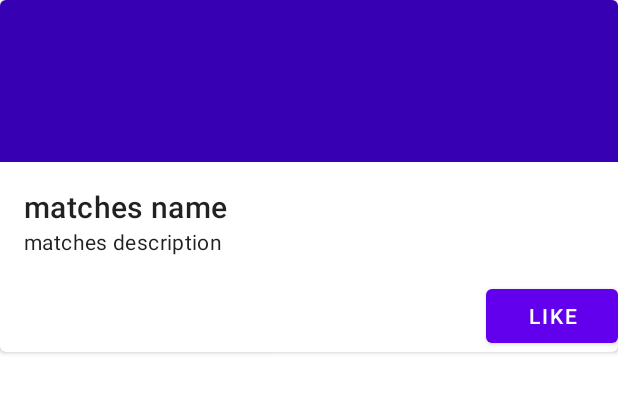
After one commit to nk9487/AD340-HelloWorld, an Android app: the layout matches_card.xml on its own in the app's theme, with its tools: preview values and no code run, on a phone screen of 412 x 824 dp. The commit adds this screen. Shown: the top 393 px of the screen. Run offline under Robolectric (Android 15) with nearby library versions, the phone set to English and light mode, and no system bars.

Commit message:
assignment 5 update 1

```diff
--- a/app/build.gradle
+++ b/app/build.gradle
@@ -35,6 +35,8 @@ android {
 dependencies {
     implementation 'androidx.appcompat:appcompat:1.4.1'
     implementation 'com.google.android.material:material:1.5.0'
+    implementation 'com.android.volley:volley:1.2.1'
+    implementation 'com.squareup.picasso:picasso:2.71828'
     implementation 'androidx.constraintlayout:constraintlayout:2.1.3'
     implementation platform('com.google.firebase:firebase-bom:29.3.1')
     implementation 'androidx.legacy:legacy-support-v4:1.0.0'
@@ -44,4 +46,5 @@ dependencies {
     androidTestImplementation 'androidx.test.espresso:espresso-core:3.4.0'
     androidTestImplementation 'androidx.test:runner:1.4.0'
     androidTestImplementation 'androidx.test:rules:1.4.0'
+
 }
--- a/app/src/main/java/com/example/helloworld/Welcome.java
+++ b/app/src/main/java/com/example/helloworld/Welcome.java
@@ -61,7 +61,7 @@ public class Welcome extends AppCompatActivity {
         FragmentManager fragmentManager = getSupportFragmentManager();
 
         fragmentManager.beginTransaction().replace(R.id.content, profileFragment).commit();
-        setTitle(getString(R.string.profile));
+        setTitle(R.string.profile);
     }
 
     private ActionBarDrawerToggle setupDrawerToggle() {
@@ -113,6 +113,10 @@ public class Welcome extends AppCompatActivity {
 
         }
 
+        FragmentManager fragmentManager = getSupportFragmentManager();
+        fragmentManager.beginTransaction().replace(R.id.content, fragment).commit();
+
+        menuItem.setChecked(true);
         // Set action bar title
         setTitle(menuItem.getTitle());
         // Close the navigation drawer
--- /dev/null
+++ b/app/src/main/res/layout/matches_card.xml
@@ -0,0 +1,52 @@
+<?xml version="1.0" encoding="utf-8"?>
+<com.google.android.material.card.MaterialCardView xmlns:android="http://schemas.android.com/apk/res/android"
+    xmlns:app="http://schemas.android.com/apk/res-auto"
+    android:layout_width="match_parent"
+    android:layout_height="wrap_content"
+    app:cardBackgroundColor="@android:color/white"
+    app:cardElevation="@dimen/elevation"
+    app:cardPreventCornerOverlap="true">
+
+    <LinearLayout
+        android:layout_width="match_parent"
+        android:layout_height="wrap_content"
+        android:orientation="vertical">
+
+        <ImageView
+            android:id="@+id/matches_image"
+            android:layout_width="match_parent"
+            android:layout_height="@dimen/matches_image_height"
+            android:background="?attr/colorPrimaryDark"
+            android:scaleType="centerCrop"
+            android:contentDescription="@string/matches_image"/>
+
+        <LinearLayout
+            android:layout_width="match_parent"
+            android:layout_height="wrap_content"
+            android:orientation="vertical"
+            android:padding="@dimen/card_padding_linear">
+
+            <TextView
+                android:id="@+id/matches_name"
+                android:layout_width="match_parent"
+                android:layout_height="wrap_content"
+                android:text="matches name"
+                android:textAppearance="?attr/textAppearanceHeadline6" />
+
+            <TextView
+                android:id="@+id/matches_description"
+                android:layout_width="match_parent"
+                android:layout_height="wrap_content"
+                android:text="matches description"
+                android:textAppearance="?attr/textAppearanceBody2" />
+        </LinearLayout>
+        <Button
+            android:id="@+id/button_like"
+            android:layout_width="wrap_content"
+            android:layout_height="wrap_content"
+            android:text = "@string/like_button"
+            android:layout_gravity="end"
+
+            />
+    </LinearLayout>
+</com.google.android.material.card.MaterialCardView>
--- a/app/src/main/res/menu/drawer_view.xml
+++ b/app/src/main/res/menu/drawer_view.xml
@@ -1,5 +1,7 @@
 <?xml version="1.0" encoding="utf-8"?>
-<menu xmlns:android="http://schemas.android.com/apk/res/android">
+<menu xmlns:android="http://schemas.android.com/apk/res/android"
+    android:contentDescription="Open navigation drawer">
+
     <group android:checkableBehavior="single">
         <item
             android:id="@+id/profile_menu_item"
--- a/app/src/main/res/values/dimens.xml
+++ b/app/src/main/res/values/dimens.xml
@@ -4,5 +4,10 @@
     <dimen name="text_margin">5dp</dimen>
     <dimen name="scroll_view_margin">60dp</dimen>
     <dimen name="padding_spacing">16dp</dimen>
+    <dimen name="matches_image_height">108dp</dimen>
+    <dimen name="elevation">2dp</dimen>
+    <dimen name="card_padding_linear">16dp</dimen>
     <dimen name="grid_spacing">16dp</dimen>
+    <dimen name="small_grid_spacing">16dp</dimen>
+    <dimen name="margin_top">56dp</dimen>
 </resources>
--- a/app/src/main/res/values/strings.xml
+++ b/app/src/main/res/values/strings.xml
@@ -41,4 +41,7 @@
     <string name="pick_date">pick date</string>
     <string name="drawer_open">open navigation drawer</string>
     <string name="drawer_close">close navigation drawer</string>
+    <string name="matches_image">matches image</string>
+    <string name="like_button">like</string>
+    <string name="you_liked">you liked: %s</string>
 </resources>
```
Also changed, not shown: app/src/main/java/com/example/helloworld/Matches.java (added, +47 -0 lines), app/src/main/java/com/example/helloworld/MatchesFragment.java (+24 -7 lines), app/src/main/java/com/example/helloworld/MatchesItemDecoration.java (added, +25 -0 lines), app/src/main/java/com/example/helloworld/MatchesRecyclerViewAdapter.java (added, +50 -0 lines), app/src/main/java/com/example/helloworld/MatchesViewHolder.java (added, +25 -0 lines), app/src/main/res/layout/fragment_matches.xml (+5 -2 lines), 1 other file.
